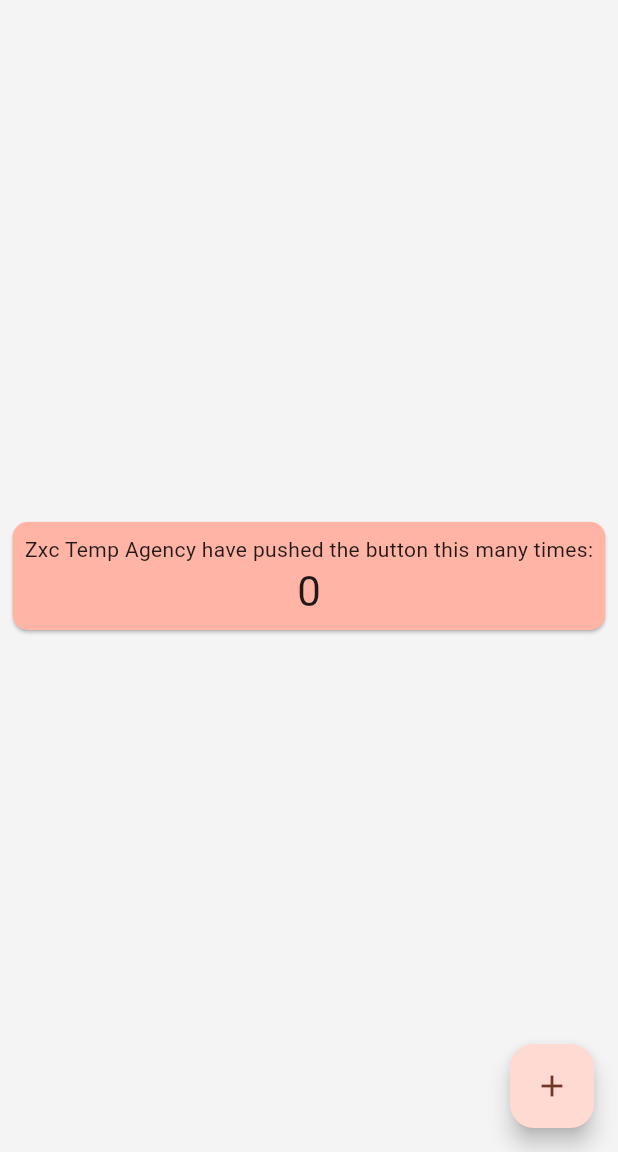
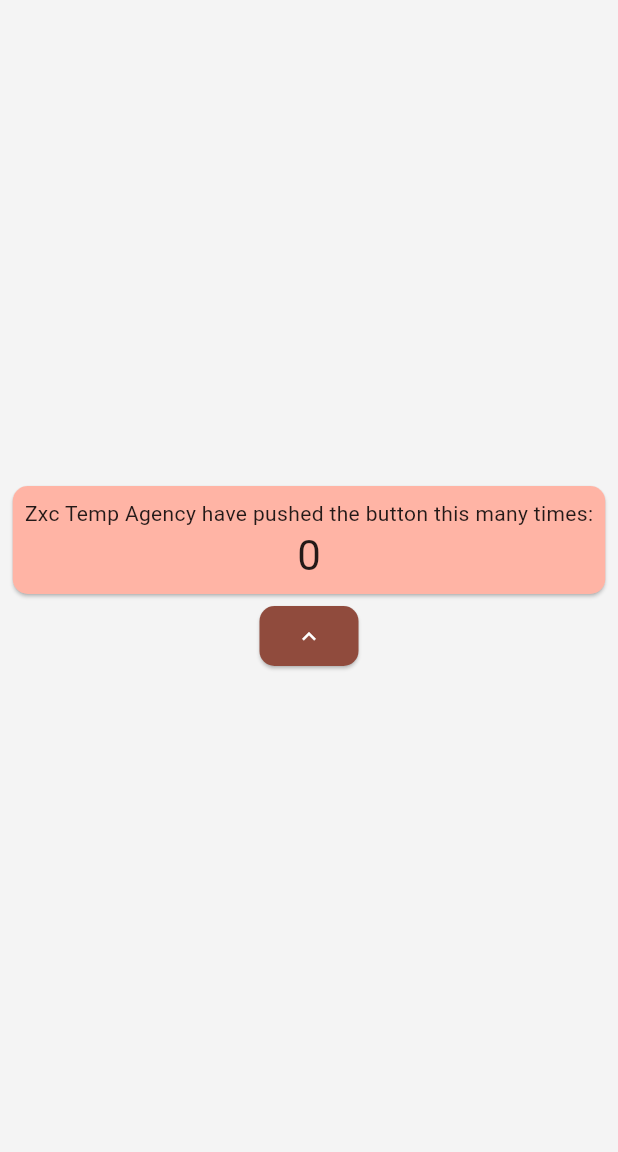
Before and after one commit to irshad365/white_label, a Flutter app: the screen it shows after launch, on a phone screen of 412 x 824 dp, the part 84-1236 px from its top. Run offline on Flutter 3.47's test engine with Material 3 defaults, Android fonts, the phone set to English and light mode, and no system bars.

Commit message:
feature flags added

```diff
--- a/lib/client_switch.dart
+++ b/lib/client_switch.dart
@@ -22,6 +22,7 @@ class ClientSwitch {
 }
 
 abstract class ClientProtocol {
+  int get id;
   String get title;
   Color get color;
   String get iconPath;
@@ -36,6 +37,9 @@ class QweStaffing implements ClientProtocol {
 
   @override
   String get iconPath => 'assets/qwe/images/icon.png';
+
+  @override
+  int get id => 1;
 }
 
 class AsdResourcing implements ClientProtocol {
@@ -47,6 +51,9 @@ class AsdResourcing implements ClientProtocol {
 
   @override
   String get iconPath => 'assets/asd/images/icon.png';
+
+  @override
+  int get id => 2;
 }
 
 class ZxcTempAgency implements ClientProtocol {
@@ -58,4 +65,7 @@ class ZxcTempAgency implements ClientProtocol {
 
   @override
   String get iconPath => 'assets/zxc/images/icon.png';
+
+  @override
+  int get id => 3;
 }
--- a/lib/home.dart
+++ /dev/null
@@ -1,65 +0,0 @@
-import 'package:flutter/material.dart';
-import 'package:white_label/client_switch.dart';
-
-class MyHomePage extends StatefulWidget {
-  const MyHomePage({super.key, required this.title});
-
-  final String title;
-
-  @override
-  State<MyHomePage> createState() => _MyHomePageState();
-}
-
-class _MyHomePageState extends State<MyHomePage> {
-  int _counter = 0;
-
-  void _incrementCounter() {
-    setState(() {
-      _counter++;
-    });
-  }
-
-//Theme.of(context).colorScheme.inversePrimary,
-  @override
-  Widget build(BuildContext context) {
-    return Scaffold(
-      appBar: AppBar(
-        title: SizedBox(
-            width: 200, child: Image.asset(ClientSwitch.current().iconPath)),
-      ),
-      body: Center(
-        child: Column(
-          mainAxisAlignment: MainAxisAlignment.center,
-          children: <Widget>[
-            card(context),
-          ],
-        ),
-      ),
-      floatingActionButton: FloatingActionButton(
-        onPressed: _incrementCounter,
-        tooltip: 'Increment',
-        child: const Icon(Icons.add),
-      ),
-    );
-  }
-
-  Card card(BuildContext context) {
-    return Card(
-      child: Padding(
-        padding: const EdgeInsets.all(8.0),
-        child: Column(
-          mainAxisSize: MainAxisSize.min,
-          children: [
-            Text(
-              '${ClientSwitch.current().title} have pushed the button this many times:',
-            ),
-            Text(
-              '$_counter',
-              style: Theme.of(context).textTheme.headlineMedium,
-            ),
-          ],
-        ),
-      ),
-    );
-  }
-}
--- /dev/null
+++ b/lib/home/home.dart
@@ -0,0 +1,82 @@
+import 'package:flutter/material.dart';
+import 'package:white_label/client_switch.dart';
+import 'package:provider/provider.dart';
+import 'package:white_label/home/home_view_model.dart';
+
+class MyHomePage extends StatelessWidget {
+  const MyHomePage({super.key});
+
+  @override
+  Widget build(BuildContext context) {
+    return ChangeNotifierProvider(
+      create: (_) => HomeViewModel(),
+      builder: (context, _) {
+        return Scaffold(
+            appBar: AppBar(
+              title: SizedBox(
+                  width: 200,
+                  child: Image.asset(ClientSwitch.current().iconPath)),
+            ),
+            body: body(context));
+      },
+    );
+  }
+
+  Center body(BuildContext context) {
+    final viewModel = context.read<HomeViewModel>();
+    final feature = viewModel.feature;
+    return Center(
+      child: Column(
+        mainAxisAlignment: MainAxisAlignment.center,
+        children: <Widget>[
+          card(context),
+          Row(
+            mainAxisAlignment: MainAxisAlignment.center,
+            children: [
+              ElevatedButton(
+                  onPressed: viewModel.incrementCounter,
+                  child: const Icon(Icons.keyboard_arrow_up)),
+              if (feature != null && feature.isDecrementtEnabled)
+                ElevatedButton(
+                    onPressed: viewModel.decrementCounter,
+                    child: const Icon(Icons.keyboard_arrow_down)),
+              if (feature != null && feature.isDoubleIncremetEnabled)
+                ElevatedButton(
+                    onPressed: viewModel.incrementDoubleCounter,
+                    child: const Icon(Icons.keyboard_double_arrow_up)),
+            ]
+                .map(
+                  (e) => Padding(
+                    padding: const EdgeInsets.symmetric(horizontal: 8),
+                    child: e,
+                  ),
+                )
+                .toList(),
+          )
+        ],
+      ),
+    );
+  }
+
+  Card card(BuildContext context) {
+    final viewModel = context.watch<HomeViewModel>();
+
+    return Card(
+      child: Padding(
+        padding: const EdgeInsets.all(8.0),
+        child: Column(
+          mainAxisSize: MainAxisSize.min,
+          children: [
+            Text(
+              '${ClientSwitch.current().title} have pushed the button this many times:',
+            ),
+            Text(
+              '${viewModel.counter}',
+              style: Theme.of(context).textTheme.headlineMedium,
+            ),
+          ],
+        ),
+      ),
+    );
+  }
+}
--- /dev/null
+++ b/lib/home/home_view_model.dart
@@ -0,0 +1,36 @@
+import 'package:flutter/material.dart';
+import 'package:white_label/client_switch.dart';
+import 'package:white_label/mock_network.dart';
+import 'package:white_label/model/feature.dart';
+
+class HomeViewModel extends ChangeNotifier {
+  int _counter = 0;
+  int get counter => _counter;
+
+  Feature? _feature;
+  Feature? get feature => _feature;
+
+  HomeViewModel() {
+    fetchData();
+  }
+
+  void fetchData() {
+    _feature = NetworkService.fetchFeature(ClientSwitch.current().id);
+    notifyListeners();
+  }
+
+  void incrementCounter() {
+    _counter++;
+    notifyListeners();
+  }
+
+  void decrementCounter() {
+    _counter--;
+    notifyListeners();
+  }
+
+  void incrementDoubleCounter() {
+    _counter = _counter + 2;
+    notifyListeners();
+  }
+}
--- a/lib/main.dart
+++ b/lib/main.dart
@@ -1,5 +1,5 @@
 import 'package:flutter/material.dart';
-import 'package:white_label/home.dart';
+import 'package:white_label/home/home.dart';
 import 'package:white_label/theme.dart';
 
 void main() {
@@ -16,7 +16,7 @@ class WhiteLabeledApp extends StatelessWidget {
       theme: baseTheme(brightness: Brightness.light),
       darkTheme: baseTheme(brightness: Brightness.dark),
       themeMode: ThemeMode.system,
-      home: const MyHomePage(title: 'Flutter Demo Home Page'),
+      home: const MyHomePage(),
     );
   }
 }
--- /dev/null
+++ b/lib/mock_network.dart
@@ -0,0 +1,7 @@
+import 'package:white_label/model/feature.dart';
+
+class NetworkService {
+  static Feature fetchFeature(int input) {
+    return Feature.fromJson(getMockJson(input));
+  }
+}
--- /dev/null
+++ b/lib/model/feature.dart
@@ -0,0 +1,48 @@
+import 'package:json_annotation/json_annotation.dart';
+
+part 'feature.g.dart';
+
+@JsonSerializable()
+class Feature {
+  final bool isIncrementEnabled;
+  final bool isDecrementtEnabled;
+  final bool isDoubleIncremetEnabled;
+
+  Feature(
+      {required this.isIncrementEnabled,
+      required this.isDecrementtEnabled,
+      required this.isDoubleIncremetEnabled});
+
+  factory Feature.fromJson(Map<String, dynamic> json) =>
+      _$FeatureFromJson(json);
+  Map<String, dynamic> toJson() => _$FeatureToJson(this);
+}
+
+Map<String, dynamic> getMockJson(int input) {
+  switch (input) {
+    case 1:
+      return {
+        'isIncrementEnabled': true,
+        'isDecrementtEnabled': true,
+        'isDoubleIncremetEnabled': true,
+      };
+    case 2:
+      return {
+        'isIncrementEnabled': true,
+        'isDecrementtEnabled': true,
+        'isDoubleIncremetEnabled': false,
+      };
+    case 3:
+      return {
+        'isIncrementEnabled': true,
+        'isDecrementtEnabled': false,
+        'isDoubleIncremetEnabled': false,
+      };
+    default:
+      return {
+        'isIncrementEnabled': true,
+        'isDecrementtEnabled': false,
+        'isDoubleIncremetEnabled': false,
+      };
+  }
+}
--- a/pubspec.yaml
+++ b/pubspec.yaml
@@ -10,11 +10,16 @@ dependencies:
   flutter:
     sdk: flutter
   cupertino_icons: ^1.0.8
+  http: ^1.2.2
+  provider: ^6.1.2
+  json_annotation: ^4.9.0
 
 dev_dependencies:
   flutter_test:
     sdk: flutter
   flutter_lints: ^4.0.0
+  json_serializable: ^6.9.0
+  build_runner: ^2.3.3
 
 flutter:
 
```
Also changed, not shown: lib/model/feature.g.dart (added), pubspec.lock.
